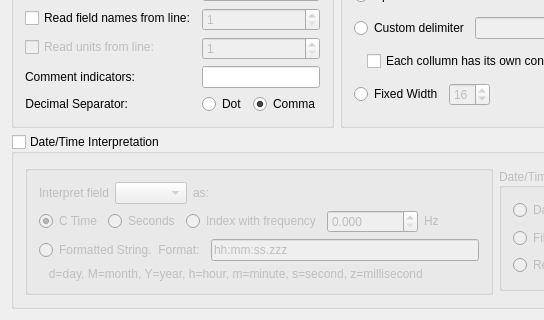
The window that src/datasources/ascii/asciiconfig.ui (Kst-plot/kst) describes before a commit, drawn with Qt 5; both pictures show x 0 to 544 and y 226 to 546 of the 956 by 546 pixel window.
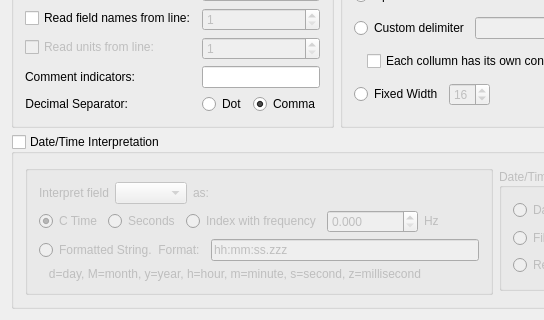
The same window after the commit.

Commit message: Fix typo (year should use small y and not capital Y)

What changed in the file:
```diff
--- a/src/datasources/ascii/asciiconfig.ui
+++ b/src/datasources/ascii/asciiconfig.ui
@@ -639,7 +639,7 @@
               </sizepolicy>
              </property>
              <property name="text">
-              <string>   d=day, M=month, Y=year, h=hour, m=minute, s=second, z=millisecond</string>
+              <string>   d=day, M=month, y=year, h=hour, m=minute, s=second, z=millisecond</string>
              </property>
             </widget>
            </item>
```
Left out of the diff: 8 changed lines with no effect on the pictures.
